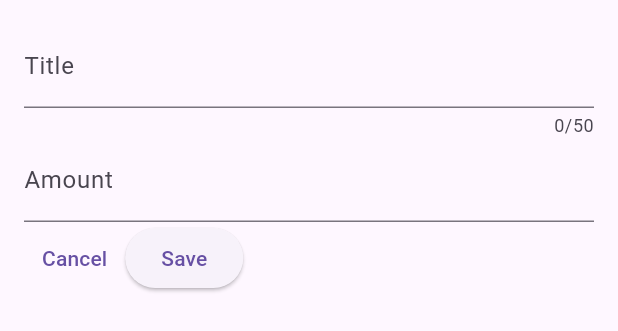
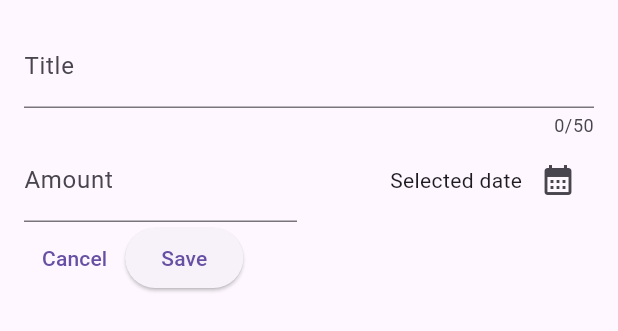
Before and after one commit to vicentedpsantos/expense_tracker_flutter, a Flutter app: the NewExpense widget shown alone on an empty page, opened directly, on a phone screen of 412 x 824 dp. Shown: the top 331 px of the screen. Run offline on Flutter 3.47's test engine with Material 2 defaults, Android fonts, the phone set to English and light mode, and no system bars.

Commit message:
Add datepicker

```diff
--- a/lib/widgets/new_expense.dart
+++ b/lib/widgets/new_expense.dart
@@ -10,6 +10,17 @@ class NewExpense extends StatefulWidget {
 class _NewExpenseState extends State<NewExpense> {
   final _amountController = TextEditingController();
   final _titleController = TextEditingController();
+
+  void _presentDatePicker() {
+    final now = DateTime.now();
+    final firstDate = DateTime(now.year - 1, now.month, now.day);
+
+    showDatePicker(
+        context: context,
+        initialDate: now,
+        firstDate: firstDate,
+        lastDate: now);
+  }
 
   @override
   void dispose() {
@@ -29,11 +40,26 @@ class _NewExpenseState extends State<NewExpense> {
           decoration: InputDecoration(label: Text('Title')),
           controller: _titleController,
         ),
-        TextField(
-          decoration: InputDecoration(prefixText: '\$ ', label: Text('Amount')),
-          controller: _amountController,
-          keyboardType: TextInputType.numberWithOptions(decimal: true),
-        ),
+        Row(children: [
+          Expanded(
+              child: TextField(
+            decoration:
+                InputDecoration(prefixText: '\$ ', label: Text('Amount')),
+            controller: _amountController,
+            keyboardType: TextInputType.numberWithOptions(decimal: true),
+          )),
+          const SizedBox(width: 16),
+          Expanded(
+              child: Row(
+                  mainAxisAlignment: MainAxisAlignment.end,
+                  crossAxisAlignment: CrossAxisAlignment.center,
+                  children: [
+                Text('Selected date'),
+                IconButton(
+                    onPressed: _presentDatePicker,
+                    icon: const Icon(Icons.calendar_month)),
+              ]))
+        ]),
         Row(children: [
           TextButton(
               onPressed: () {
```
